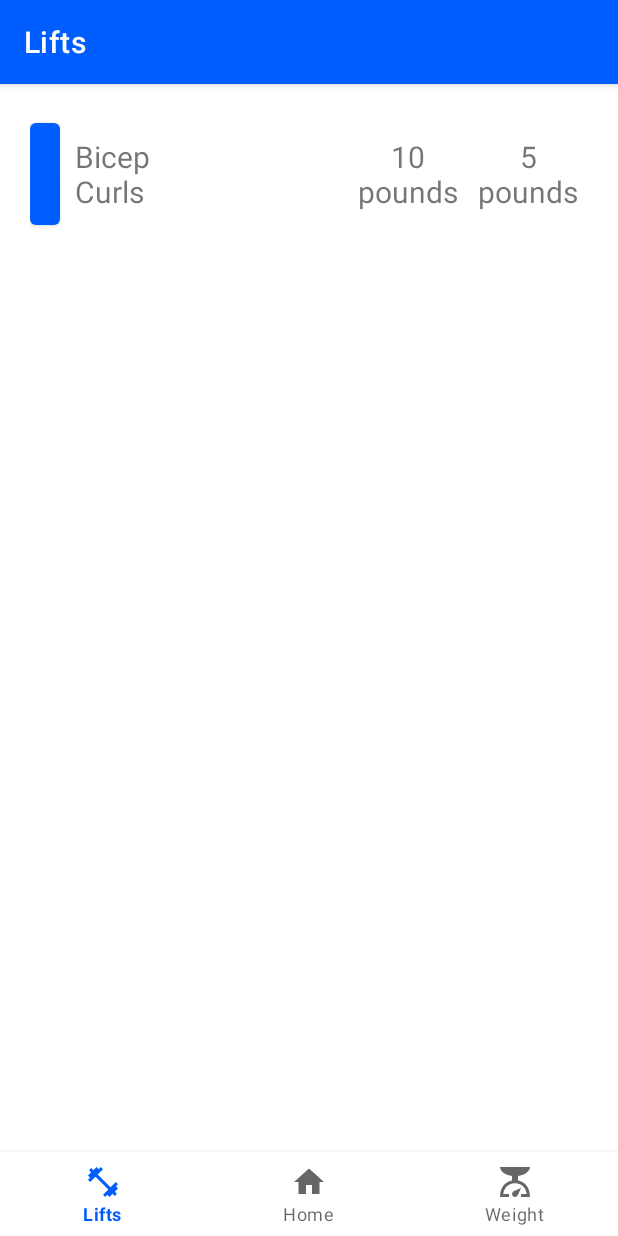
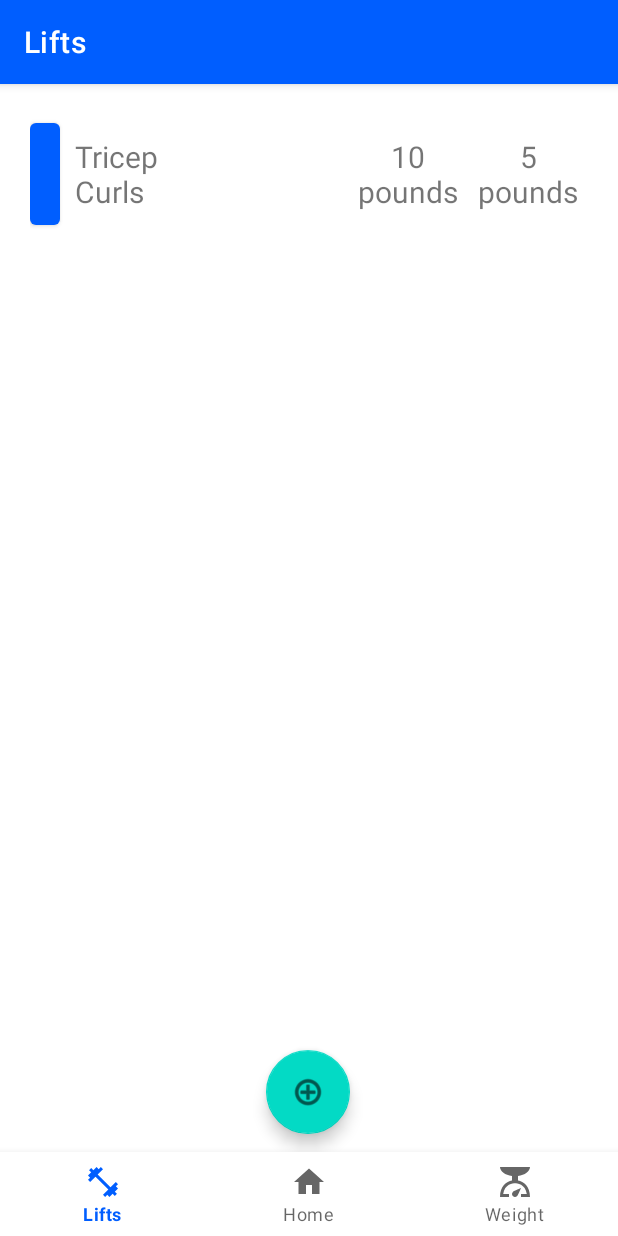
Before and after one commit to SgainsO/FitTrack, an Android app: the LiftsFragment screen opened through its navigation route, on a phone screen of 412 x 824 dp. Run offline under Robolectric (Android 15) with nearby library versions, the phone set to English and light mode, and no system bars; our stand-ins replace Room's generated code, navigation-ui.

Commit message:
Give the ui Access to adding elements #1

```diff
--- a/app/src/main/java/com/zybooks/myapplication/ui/lifts/LiftDatabase.java
+++ b/app/src/main/java/com/zybooks/myapplication/ui/lifts/LiftDatabase.java
@@ -49,7 +49,7 @@ public abstract class LiftDatabase extends RoomDatabase
                 // If you want to start with more words, just add them.
                 LiftsDAO dao = INSTANCE.liftdao();
 
-                LiftWidget lw = new LiftWidget("Bicep Curls", "5 pounds", "10 pounds");
+                LiftWidget lw = new LiftWidget("Tricep Curls", "5 pounds", "10 pounds");
                 dao.updateLiftTable(lw);
             });
         }
--- a/app/src/main/java/com/zybooks/myapplication/ui/lifts/LiftsFragment.java
+++ b/app/src/main/java/com/zybooks/myapplication/ui/lifts/LiftsFragment.java
@@ -2,11 +2,17 @@ package com.zybooks.myapplication.ui.lifts;
 
 import static android.app.Activity.RESULT_OK;
 
+import android.app.Activity;
+import android.app.AlertDialog;
+import android.app.DatePickerDialog;
+import android.content.Context;
+import android.content.DialogInterface;
 import android.content.Intent;
 import android.os.Bundle;
 import android.view.LayoutInflater;
 import android.view.View;
 import android.view.ViewGroup;
+import android.widget.EditText;
 import android.widget.TextView;
 import android.widget.Toast;
 
@@ -28,6 +34,18 @@ public class LiftsFragment extends Fragment {
     private FragmentLiftsBinding binding;
     RecyclerView recyclerView;
     private DatabaseToUiModel dum;
+    private Context mcon;
+
+    FloatingActionButton insertButton;
+
+
+
+    @Override
+    public void onAttach(Context con) {
+        super.onAttach(con);
+        mcon = con;
+    }
+
 
     public View onCreateView(@NonNull LayoutInflater inflater,
                              ViewGroup container, Bundle savedInstanceState) {
@@ -56,13 +74,47 @@ public class LiftsFragment extends Fragment {
             adapter.submitList(words);
         });
 
-/*
-        FloatingActionButton fab = findViewById(R.id.fab);
 
-        fab.setOnClickListener( view -> {
-            dum.insert(new LiftWidget("Test", "Test", "Test"));
+        insertButton = root.findViewById(R.id.insert);
+
+        insertButton.setOnClickListener( view -> {
+       //     dum.insert(new LiftWidget("Test", "Test", "Test"));
+            LayoutInflater inf = LayoutInflater.from(mcon);
+            View dialView = inf.inflate(R.layout.addnew, null);
+
+            EditText type = dialView.findViewById(R.id.typeinput);
+            EditText weight = dialView.findViewById(R.id.weightinput);
+            EditText rep = dialView.findViewById(R.id.repinput);
+
+
+            AlertDialog.Builder builder = new AlertDialog.Builder(mcon);
+            builder.setView(dialView)
+                    .setTitle("Add Workout")
+                    .setPositiveButton("Add", new DialogInterface.OnClickListener()
+                    {
+
+                        @Override
+                        public void onClick(DialogInterface dia, int which)
+                        {
+                            String t = type.getText().toString();
+                            String w = weight.getText().toString();
+                            String r = rep.getText().toString();
+
+                            dum.insert(new LiftWidget(t, w, r));
+                        }
+                    })
+                    .setNegativeButton("Cancel", new DialogInterface.OnClickListener() {
+                        @Override
+                        public void onClick(DialogInterface dialog, int which) {
+
+                        }
+                    })
+                    .show();
+            {
+
+            };
         });
-*/
+
 
         recyclerView.setAdapter(adapter);
         return root;
--- a/app/src/main/res/layout/fragment_lifts.xml
+++ b/app/src/main/res/layout/fragment_lifts.xml
@@ -9,7 +9,9 @@
     <androidx.recyclerview.widget.RecyclerView
         android:id="@+id/recycler_view"
         android:layout_width="match_parent"
-        android:layout_height="match_parent"
+        android:layout_height="0dp"
+        app:layout_constraintBottom_toBottomOf="@+id/insert"
+        app:layout_constraintEnd_toEndOf="parent"
         app:layout_constraintStart_toStartOf="@+id/text_lifts"
         app:layout_constraintTop_toTopOf="parent" />
 
@@ -26,4 +28,17 @@
         app:layout_constraintEnd_toEndOf="parent"
         app:layout_constraintStart_toStartOf="parent"
         app:layout_constraintTop_toTopOf="parent" />
+
+    <com.google.android.material.floatingactionbutton.FloatingActionButton
+        android:id="@+id/insert"
+        android:layout_width="wrap_content"
+        android:layout_height="wrap_content"
+        android:layout_marginBottom="68dp"
+        android:clickable="true"
+        android:src="@android:drawable/ic_menu_add"
+        app:layout_constraintBottom_toBottomOf="parent"
+        app:layout_constraintEnd_toEndOf="parent"
+        app:layout_constraintHorizontal_bias="0.498"
+        app:layout_constraintStart_toStartOf="parent" />
+
 </androidx.constraintlayout.widget.ConstraintLayout>
```
Also changed, not shown: app/src/main/res/layout/addnew.xml (added, +70 -0 lines).
